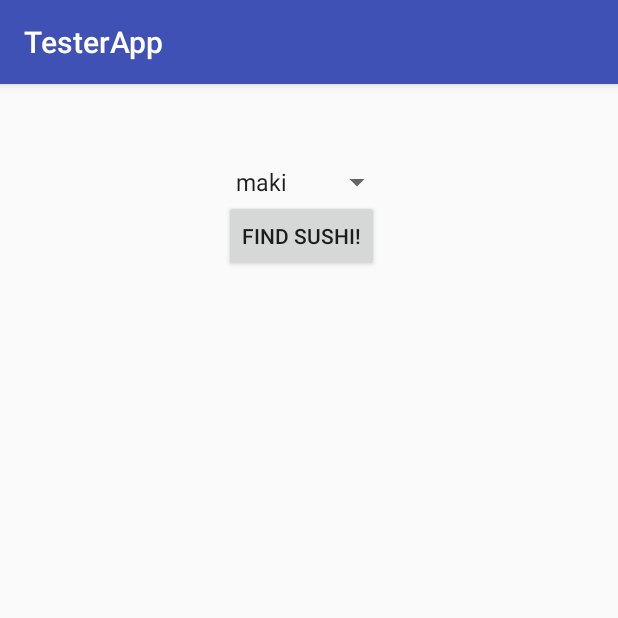
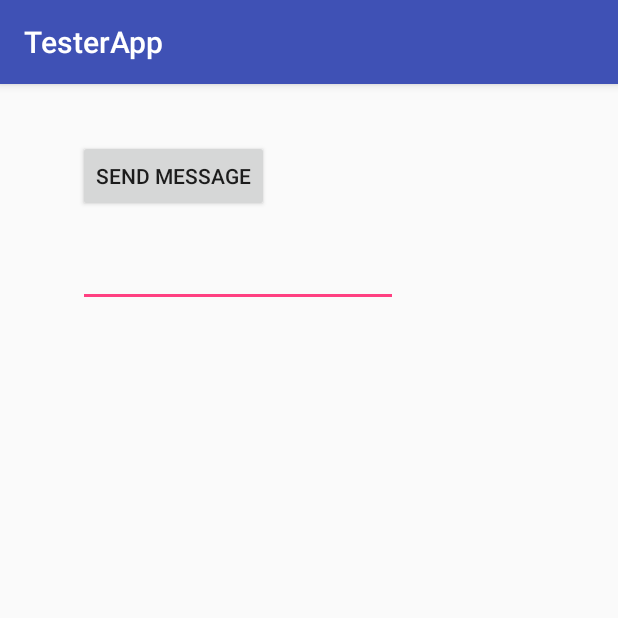
Before and after one commit to tatertotz/TesterApp, an Android app: the screen it shows after launch (MainActivity), on a phone screen of 412 x 824 dp, the top half of it. Run offline under Robolectric (Android 15) with nearby library versions, the phone set to English and light mode, and no system bars.

Commit message:
I changed a whole bunch of stuff, so now, you type in a text field, press the button, and it takes you to another screen and shows the text you had typed in the text field

```diff
--- a/app/src/main/AndroidManifest.xml
+++ b/app/src/main/AndroidManifest.xml
@@ -11,9 +11,11 @@
         <activity android:name=".MainActivity">
             <intent-filter>
                 <action android:name="android.intent.action.MAIN" />
-
                 <category android:name="android.intent.category.LAUNCHER" />
             </intent-filter>
+        </activity>
+        <activity
+            android:name=".ReceiveMessageActivity">
         </activity>
     </application>
 
--- a/app/src/main/res/layout/activity_main.xml
+++ b/app/src/main/res/layout/activity_main.xml
@@ -10,31 +10,24 @@
     android:paddingTop="@dimen/activity_vertical_margin"
     tools:context="com.example.lia.testerapp.MainActivity">
 
-    <Spinner
+    <Button
+        android:id="@+id/send"
         android:layout_width="wrap_content"
         android:layout_height="wrap_content"
-        android:layout_marginTop="37dp"
-        android:id="@+id/style"
-        android:layout_centerHorizontal="true"
+        android:layout_alignParentLeft="true"
         android:layout_alignParentTop="true"
-        android:entries="@array/sushi_styles"  />
+        android:layout_marginLeft="36dp"
+        android:layout_marginTop="21dp"
+        android:onClick="onSendMessage"
+        android:text="@string/send"/>
 
-    <Button
-        android:text="@string/find_sushi"
+    <EditText
+        android:id="@+id/message"
         android:layout_width="wrap_content"
         android:layout_height="wrap_content"
-        android:layout_alignLeft="@+id/style"
-        android:layout_below="@id/style"
-        android:onClick="onClickFindSushi"
-        android:id="@+id/find_sushi" />
-
-    <TextView
-        android:layout_width="wrap_content"
-        android:layout_height="wrap_content"
-        android:layout_alignLeft="@+id/find_sushi"
-        android:layout_below="@+id/find_sushi"
+        android:layout_alignLeft="@+id/send"
+        android:layout_below="@+id/send"
         android:layout_marginTop="18dp"
-        android:text="@string/types"
-        android:id="@+id/types" />
+        android:ems="10"/>
 
 </RelativeLayout>
--- a/app/src/main/res/values/strings.xml
+++ b/app/src/main/res/values/strings.xml
@@ -2,6 +2,7 @@
     <string name="app_name">TesterApp</string>
     <string name="find_sushi">Find Sushi!</string>
     <string name="types"></string>
+    <string name="send">SEND MESSAGE</string>
     <string-array name="sushi_styles">
         <item>maki</item>
         <item>nigiri</item>
```
Also changed, not shown: app/src/main/java/com/example/lia/testerapp/MainActivity.java (+8 -23 lines), app/src/main/java/com/example/lia/testerapp/ReceiveMessageActivity.java (added, +21 -0 lines), app/src/main/res/layout/activity_receive_message.xml (added, +18 -0 lines).
